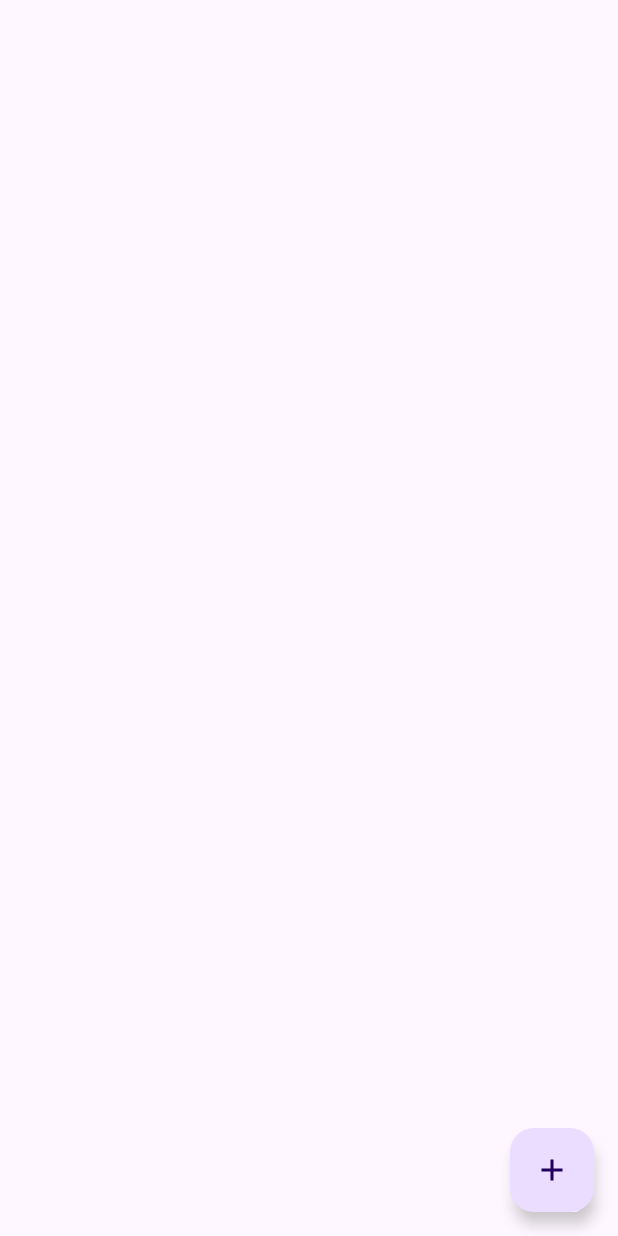
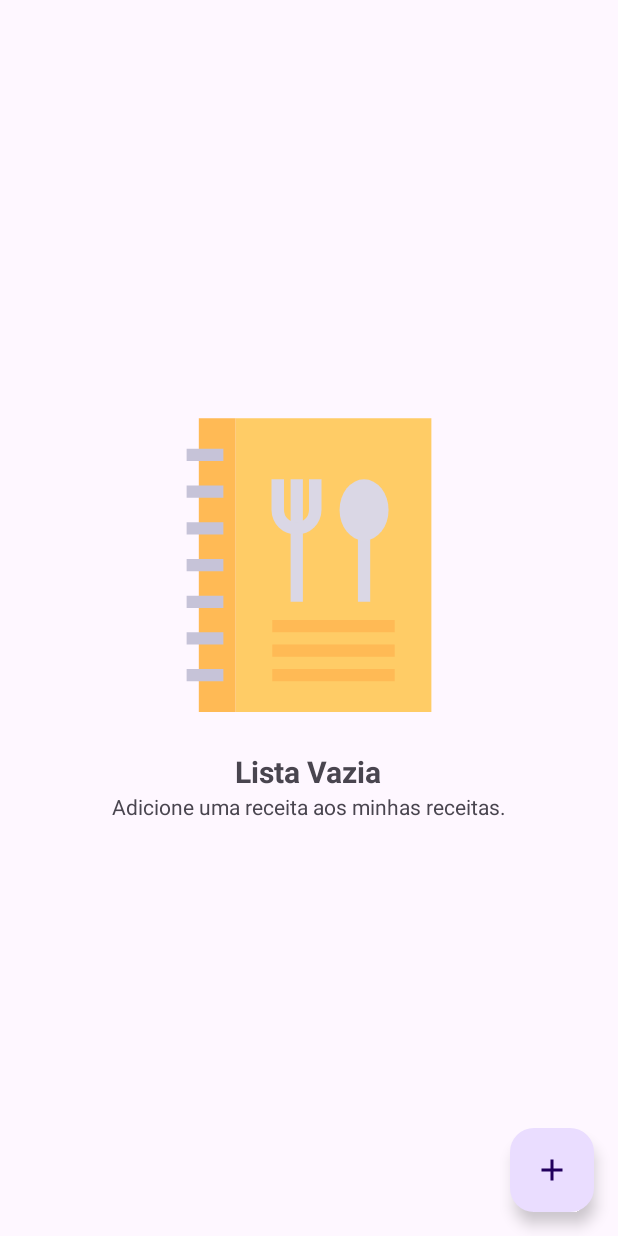
Before and after one commit to UenoSilva/TopReceitasApp, an Android app: the fragment MinhasReceitasFragment shown on its own in the app's theme, on a phone screen of 412 x 824 dp. Run offline under Robolectric (Android 15) with nearby library versions, the phone set to English and light mode, and no system bars; pictures from the network do not load.

Commit message:
fix: realizando alterações no código

```diff
--- a/app/src/main/java/br/com/topreceitas/data/local/MinhasReceitasRepository.kt
+++ b/app/src/main/java/br/com/topreceitas/data/local/MinhasReceitasRepository.kt
@@ -32,7 +32,7 @@ class MinhasReceitasRepository(private val context: Context) {
 
         try {
             val values = ContentValues().apply {
-                put(COLUMN_NAME_ID, BaseColumns._ID)
+                put(COLUMN_NAME_ID, receita.id)
                 put(COLUMN_NAME_TITULO, receita.title)
                 put(COLUMN_NAME_IMAGE, receita.image)
                 put(COLUMN_NAME_PORCAO, receita.portion)
--- a/app/src/main/java/br/com/topreceitas/ui/fragments/MinhasReceitasFragment.kt
+++ b/app/src/main/java/br/com/topreceitas/ui/fragments/MinhasReceitasFragment.kt
@@ -6,8 +6,10 @@ import androidx.fragment.app.Fragment
 import android.view.LayoutInflater
 import android.view.View
 import android.view.ViewGroup
+import android.widget.Toast
 import br.com.topreceitas.R
 import br.com.topreceitas.adapter.ReceitasAdapter
+import br.com.topreceitas.data.local.MinhasReceitasRepository
 import br.com.topreceitas.databinding.FragmentMinhasReceitasBinding
 import br.com.topreceitas.domain.Receita
 import br.com.topreceitas.ui.AddReceitaActivity
@@ -17,19 +19,39 @@ class MinhasReceitasFragment : Fragment() {
     private var _binding: FragmentMinhasReceitasBinding? = null
     private val binding get() = _binding!!
 
+    private lateinit var receitas: MutableList<Receita>
     private lateinit var receitasAdapter: ReceitasAdapter
+    private lateinit var repository: MinhasReceitasRepository
 
     override fun onCreateView(
         inflater: LayoutInflater, container: ViewGroup?,
         savedInstanceState: Bundle?
-    ): View? {
+    ): View {
         _binding = FragmentMinhasReceitasBinding.inflate(inflater, container, false)
         return binding.root
     }
 
     override fun onViewCreated(view: View, savedInstanceState: Bundle?) {
         super.onViewCreated(view, savedInstanceState)
+        repository = MinhasReceitasRepository(requireContext())
+        receitas = repository.getAllReceitas()
+
+        setupList(receitas)
         setupListener()
+    }
+
+    override fun onStart() {
+        super.onStart()
+        repository = MinhasReceitasRepository(requireContext())
+        receitas = repository.getAllReceitas()
+        setupList(receitas)
+    }
+
+    override fun onResume() {
+        super.onResume()
+        repository = MinhasReceitasRepository(requireContext())
+        receitas = repository.getAllReceitas()
+        setupList(receitas)
     }
 
     override fun onDestroy() {
@@ -37,12 +59,27 @@ class MinhasReceitasFragment : Fragment() {
         _binding = null
     }
 
-    private fun setupList(receitas: List<Receita>){
-        receitasAdapter = ReceitasAdapter(requireContext(), receitas)
+    private fun setupList(receitas: List<Receita>) {
+        receitasAdapter = ReceitasAdapter(requireContext(), receitas, true)
         binding.rvMinhasReceitas.adapter = receitasAdapter
+
+        receitasAdapter.receitaImteRemove = { receita ->
+            MinhasReceitasRepository(requireContext()).delete(receita.id)
+            binding.rvMinhasReceitas.adapter =
+                ReceitasAdapter(requireContext(), repository.getAllReceitas())
+            onResume()
+
+            Toast.makeText(context, "Receita removida!", Toast.LENGTH_LONG).show()
+        }
+
+        if (receitas.isEmpty()) {
+            binding.emptyStateFavoriteReceita.visibility = View.VISIBLE
+        } else {
+            binding.emptyStateFavoriteReceita.visibility = View.GONE
+        }
     }
 
-    private fun setupListener(){
+    private fun setupListener() {
         binding.fabAddMinhaReceita.setOnClickListener {
             val intent = Intent(context, AddReceitaActivity::class.java)
             startActivity(intent)
--- a/app/src/main/res/layout/fragment_minhas_receitas.xml
+++ b/app/src/main/res/layout/fragment_minhas_receitas.xml
@@ -16,6 +16,38 @@
         app:spanCount="2"
         tools:listitem="@layout/receita_item" />
 
+    <LinearLayout
+        android:id="@+id/empty_state_favorite_receita"
+        android:layout_width="wrap_content"
+        android:layout_height="wrap_content"
+        android:visibility="gone"
+        tools:visibility="visible"
+        android:orientation="vertical"
+        android:layout_gravity="center">
+
+        <ImageView
+            android:layout_width="200dp"
+            android:layout_height="200dp"
+            android:src="@drawable/empty_list"
+            android:layout_gravity="center" />
+
+        <TextView
+            android:layout_width="wrap_content"
+            android:layout_height="wrap_content"
+            android:text="Lista Vazia"
+            android:layout_marginTop="24dp"
+            android:layout_gravity="center"
+            android:textStyle="bold"
+            android:textSize="20sp" />
+
+        <TextView
+            android:layout_width="wrap_content"
+            android:layout_height="wrap_content"
+            android:text="Adicione uma receita aos minhas receitas."
+            android:layout_gravity="center" />
+
+    </LinearLayout>
+
     <com.google.android.material.floatingactionbutton.FloatingActionButton
         android:id="@+id/fab_add_minha_receita"
         android:layout_width="wrap_content"
```
Also changed, not shown: app/src/main/java/br/com/topreceitas/adapter/ReceitasAdapter.kt (+9 -2 lines), app/src/main/java/br/com/topreceitas/ui/AddReceitaActivity.kt (+18 -20 lines), app/src/main/java/br/com/topreceitas/ui/ReceitaDetailsActivity.kt (+31 -13 lines), 1 other file.
